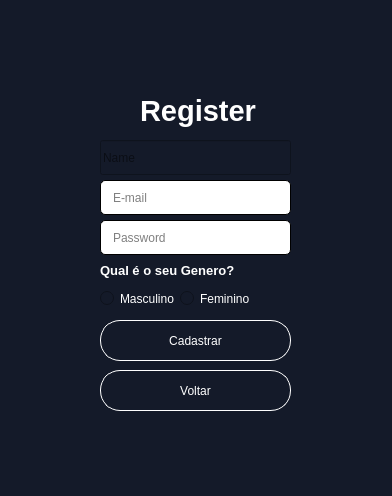
Old version of the form Ui/cadastro.ui in the repository devlovato/Projeto-PyQt5---CRUD-.
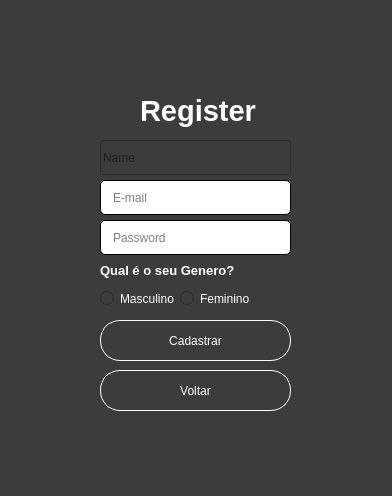
New version of the form. Icons and pictures are not drawn.

Commit message: Adicionado Design

```diff
--- a/Ui/cadastro.ui
+++ b/Ui/cadastro.ui
@@ -14,7 +14,7 @@
    <string>Form</string>
   </property>
   <property name="styleSheet">
-   <string notr="true">background-color: rgb(20, 26, 41);</string>
+   <string notr="true">background-color: rgb(60,60,60);</string>
   </property>
   <widget class="QLineEdit" name="lineEdit">
    <property name="geometry">
@@ -71,11 +71,18 @@
     </rect>
    </property>
    <property name="styleSheet">
-    <string notr="true">color: rgb(255, 255, 255);
+    <string notr="true">QPushButton{
+color: rgb(255, 255, 255);
 border-style:outset;
 border-radius:20px;
 border-color: white;
-border-width:1px;</string>
+border-width:1px;
+}
+QPushButton:hover{
+background-color:#00FF7F	;
+}
+
+</string>
    </property>
    <property name="text">
     <string>Cadastrar</string>
@@ -242,11 +249,17 @@
     </rect>
    </property>
    <property name="styleSheet">
-    <string notr="true">color: rgb(255, 255, 255);
+    <string notr="true">QPushButton{
+color: rgb(255, 255, 255);
 border-style:outset;
 border-radius:20px;
 border-color: white;
-border-width:1px;</string>
+border-width:1px;
+}
+QPushButton:hover{
+background-color:#1E90FF	;
+}
+</string>
    </property>
    <property name="text">
     <string>Voltar</string>
```
The commit also changes 2 other files.
